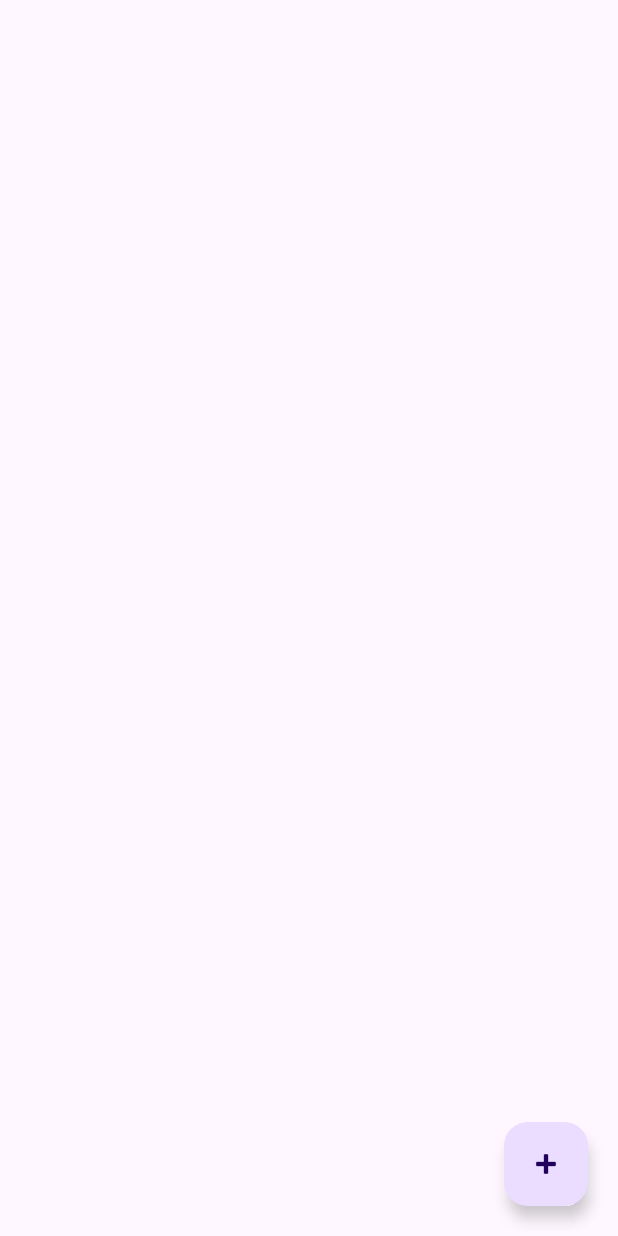
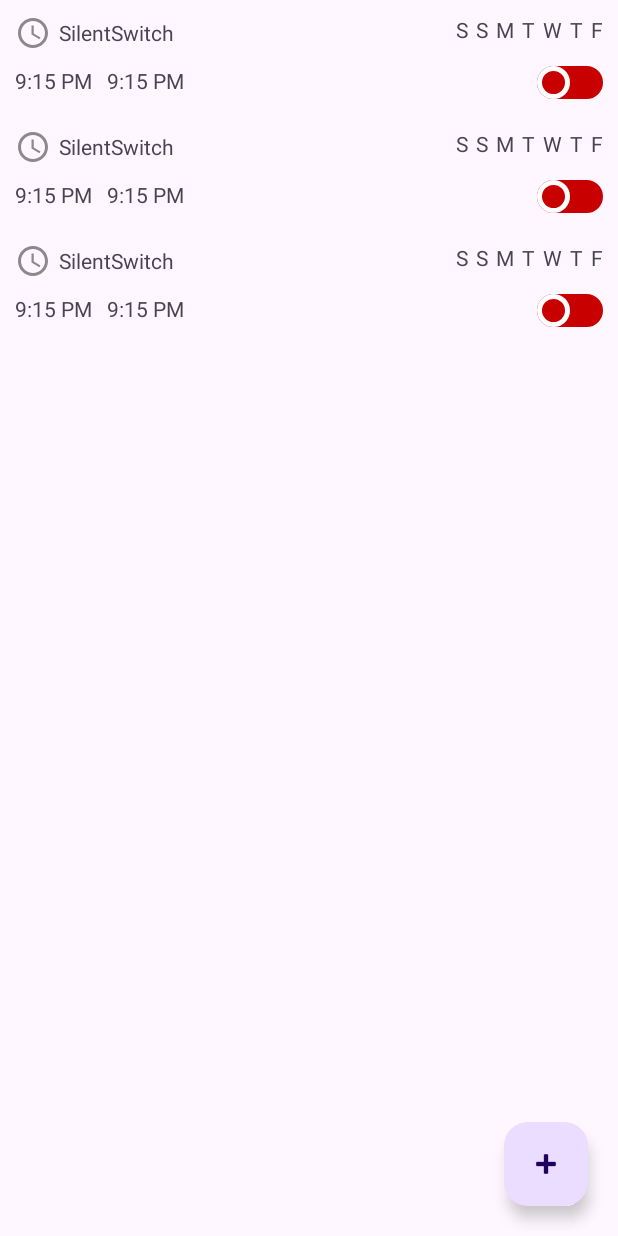
Before and after one commit to sanitbandekar/SilentSwitch, an Android app: the layout activity_main.xml on its own in the app's theme, with its tools: preview values and no code run, on a phone screen of 412 x 824 dp. Run offline under Robolectric (Android 15) with nearby library versions, the phone set to English and light mode, and no system bars.

Commit message:
recycleView

```diff
--- a/app/build.gradle
+++ b/app/build.gradle
@@ -44,4 +44,6 @@ dependencies {
 
     implementation "androidx.room:room-runtime:2.5.1"
     annotationProcessor "androidx.room:room-compiler:2.5.1"
+
+    implementation 'com.google.android.flexbox:flexbox:3.0.0'
 }
--- a/app/src/main/java/com/silentswitch/SwitchDao.java
+++ b/app/src/main/java/com/silentswitch/SwitchDao.java
@@ -17,5 +17,8 @@ public interface SwitchDao {
     LiveData<List<SilentModel>> getAllTime();
 
     @Query("SELECT * FROM SILENT_TABLE WHERE startTime  <= :time")
-    List<SilentModel> getDateAll(String time);
+    List<SilentModel> getStartTimeAll(String time);
+
+    @Query("SELECT * FROM SILENT_TABLE WHERE endTime  <= :time")
+    List<SilentModel> getEndTimeAll(String time);
 }
--- /dev/null
+++ b/app/src/main/res/drawable/baseline_access_time_24.xml
@@ -0,0 +1,6 @@
+<vector android:height="24dp" android:tint="#8B8989"
+    android:viewportHeight="24" android:viewportWidth="24"
+    android:width="24dp" xmlns:android="http://schemas.android.com/apk/res/android">
+    <path android:fillColor="@android:color/white" android:pathData="M11.99,2C6.47,2 2,6.48 2,12s4.47,10 9.99,10C17.52,22 22,17.52 22,12S17.52,2 11.99,2zM12,20c-4.42,0 -8,-3.58 -8,-8s3.58,-8 8,-8 8,3.58 8,8 -3.58,8 -8,8z"/>
+    <path android:fillColor="@android:color/white" android:pathData="M12.5,7H11v6l5.25,3.15 0.75,-1.23 -4.5,-2.67z"/>
+</vector>
--- a/app/src/main/res/drawable/thump.xml
+++ b/app/src/main/res/drawable/thump.xml
@@ -2,14 +2,14 @@
 <selector xmlns:android="http://schemas.android.com/apk/res/android">
     <item android:state_checked="false">
         <shape android:shape="oval" >
-            <solid android:color="@color/lightGray"/>
+            <solid android:color="@color/red"/>
             <size android:width="22dp" android:height="22dp"/>
             <stroke android:color="@color/white" android:width="3dp"/>
         </shape>
     </item>
     <item android:state_checked="true">
         <shape android:shape="oval">
-            <solid android:color="@color/primary"/>
+            <solid android:color="@color/DarkGreen"/>
             <size android:width="22dp" android:height="22dp"/>
             <stroke android:color="@color/white" android:width="3dp"/>
             <stroke android:color="@color/white" android:width="3dp"/>
--- a/app/src/main/res/drawable/track_thump.xml
+++ b/app/src/main/res/drawable/track_thump.xml
@@ -2,17 +2,17 @@
 <selector xmlns:android="http://schemas.android.com/apk/res/android">
     <item android:state_checked="false" >
         <shape android:shape="rectangle">
-            <solid android:color="@color/primary"/>
+            <solid android:color="@color/red"/>
             <corners android:radius="100dp"/>
-            <stroke android:color="@color/primary" android:width="1dp"/>
+            <stroke android:color="@color/red" android:width="1dp"/>
         </shape>
     </item>
     <item android:state_checked="true">
         <shape android:shape="rectangle">
 
-            <solid android:color="@color/lightGray"/>
+            <solid android:color="@color/DarkGreen"/>
             <corners android:radius="100dp"/>
-            <stroke android:color="@color/lightGray" android:width="1dp"/>
+            <stroke android:color="@color/DarkGreen" android:width="1dp"/>
         </shape>
     </item>
 </selector>
--- a/app/src/main/res/layout/activity_main.xml
+++ b/app/src/main/res/layout/activity_main.xml
@@ -9,6 +9,16 @@
         android:layout_height="match_parent"
         tools:context=".MainActivity">
 
+        <androidx.recyclerview.widget.RecyclerView
+            android:id="@+id/recycleView"
+            android:layout_width="match_parent"
+            android:layout_height="match_parent"
+            app:layoutManager="androidx.recyclerview.widget.LinearLayoutManager"
+            tools:listitem="@layout/item_time"
+            app:layout_constraintBottom_toBottomOf="parent"
+            app:layout_constraintEnd_toEndOf="parent"
+            app:layout_constraintStart_toStartOf="parent"
+            app:layout_constraintTop_toTopOf="parent" />
         <com.google.android.material.floatingactionbutton.FloatingActionButton
             android:id="@+id/floatingActionButton"
             android:layout_width="wrap_content"
@@ -17,7 +27,8 @@
             android:layout_margin="20dp"
             android:src="@android:drawable/ic_input_add"
             app:layout_constraintBottom_toBottomOf="parent"
-            app:layout_constraintEnd_toEndOf="parent" />
+            app:layout_constraintEnd_toEndOf="parent"
+            android:focusable="true" />
 
 
     </androidx.constraintlayout.widget.ConstraintLayout>
--- /dev/null
+++ b/app/src/main/res/layout/item_time.xml
@@ -0,0 +1,99 @@
+<?xml version="1.0" encoding="utf-8"?>
+<LinearLayout xmlns:android="http://schemas.android.com/apk/res/android"
+    android:layout_width="match_parent"
+    android:layout_height="wrap_content"
+    xmlns:tools="http://schemas.android.com/tools"
+    android:orientation="vertical"
+    xmlns:app="http://schemas.android.com/apk/res-auto">
+
+    <com.google.android.flexbox.FlexboxLayout
+        android:padding="10dp"
+        app:justifyContent="space_between"
+        android:layout_width="match_parent"
+        android:layout_height="wrap_content"
+        >
+        <TextView
+            android:id="@+id/title"
+            android:gravity="center"
+            android:drawablePadding="5dp"
+            android:layout_width="wrap_content"
+            android:layout_height="wrap_content"
+            android:text="@string/app_name"
+            app:drawableStartCompat="@drawable/baseline_access_time_24" />
+
+        <LinearLayout
+            android:layout_width="wrap_content"
+            android:layout_height="wrap_content"
+            >
+            <TextView
+                android:text="S"
+                android:layout_width="wrap_content"
+                android:layout_height="wrap_content"/>
+            <TextView
+                android:layout_marginStart="5dp"
+                android:text="S"
+                android:layout_width="wrap_content"
+                android:layout_height="wrap_content"/>
+            <TextView
+                android:layout_marginStart="5dp"
+                android:text="M"
+                android:layout_width="wrap_content"
+                android:layout_height="wrap_content"/>
+            <TextView
+                android:layout_marginStart="5dp"
+                android:text="T"
+                android:layout_width="wrap_content"
+                android:layout_height="wrap_content"/>
+            <TextView
+                android:layout_marginStart="5dp"
+                android:text="W"
+                android:layout_width="wrap_content"
+                android:layout_height="wrap_content"/>
+            <TextView
+                android:layout_marginStart="5dp"
+                android:text="T"
+                android:layout_width="wrap_content"
+                android:layout_height="wrap_content"/>
+            <TextView
+                android:layout_marginStart="5dp"
+                android:text="F"
+                android:layout_width="wrap_content"
+                android:layout_height="wrap_content"/>
+        </LinearLayout>
+
+    </com.google.android.flexbox.FlexboxLayout>
+    <com.google.android.flexbox.FlexboxLayout
+        android:layout_marginBottom="10dp"
+        app:justifyContent="space_between"
+        android:layout_width="match_parent"
+        android:layout_height="wrap_content">
+        <LinearLayout
+            android:layout_marginStart="10dp"
+            android:layout_width="wrap_content"
+            android:layout_height="wrap_content"
+            >
+            <TextView
+                android:id="@+id/start_time_item"
+                android:layout_width="wrap_content"
+                android:layout_height="wrap_content"
+                android:text="9:15 PM"/>
+            <TextView
+                android:id="@+id/end_time_item"
+                android:layout_marginStart="10dp"
+                android:layout_width="wrap_content"
+                android:layout_height="wrap_content"
+                android:text="9:15 PM"/>
+        </LinearLayout>
+        <Switch
+            tools:ignore="UseSwitchCompatOrMaterialXml"
+            android:layout_width="wrap_content"
+            android:layout_height="wrap_content"
+            android:layout_alignParentEnd="true"
+            android:layout_centerVertical="true"
+            android:layout_marginEnd="10dp"
+            android:thumb="@drawable/thump"
+            android:track="@drawable/track_thump"
+            />
+    </com.google.android.flexbox.FlexboxLayout>
+
+</LinearLayout>
--- a/app/src/main/res/values/colors.xml
+++ b/app/src/main/res/values/colors.xml
@@ -5,4 +5,7 @@
     <color name="primary">#2136BF</color>
     <color name="unchecked">#6E78BA</color>
     <color name="lightGray">#767678</color>
+
+    <color name="red">#C80000</color>
+    <color name="DarkGreen">#085E0A</color>
 </resources>
```
Also changed, not shown: app/src/main/java/com/silentswitch/AlarmReceiver.java (+72 -10 lines), app/src/main/java/com/silentswitch/CreateTimeActivity.java (+72 -13 lines), app/src/main/java/com/silentswitch/MainActivity.java (+12 -8 lines), app/src/main/java/com/silentswitch/MainRecycleAdapter.java (added, +64 -0 lines), app/src/main/res/layout/activity_create_time.xml (+9 -5 lines).
